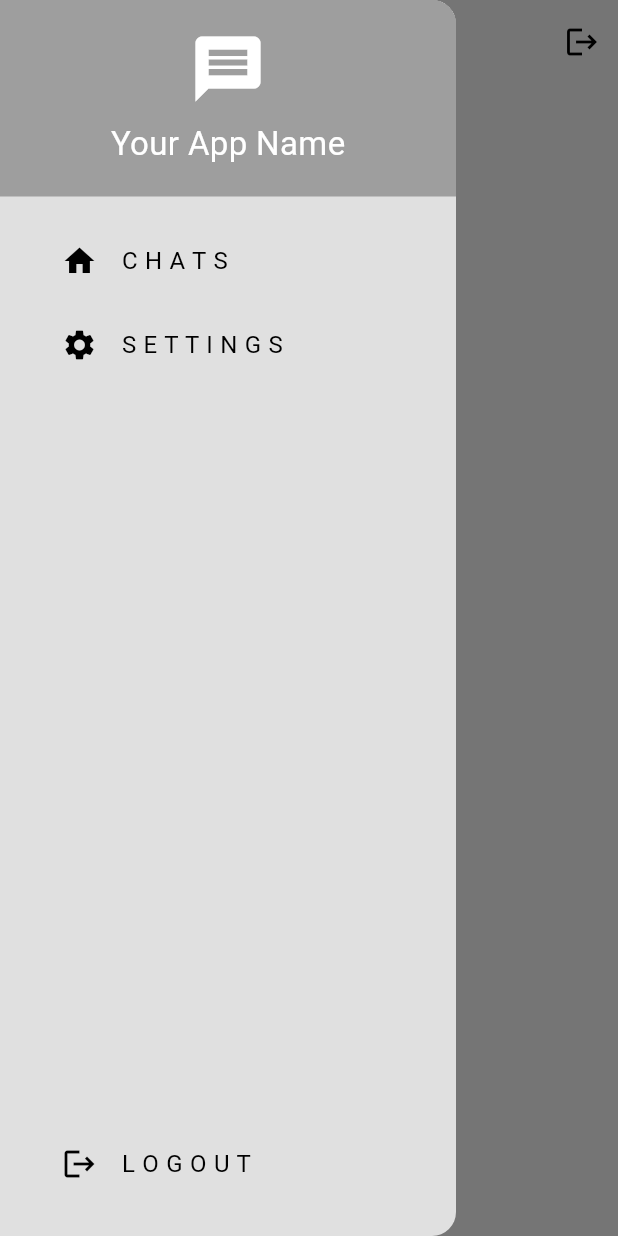
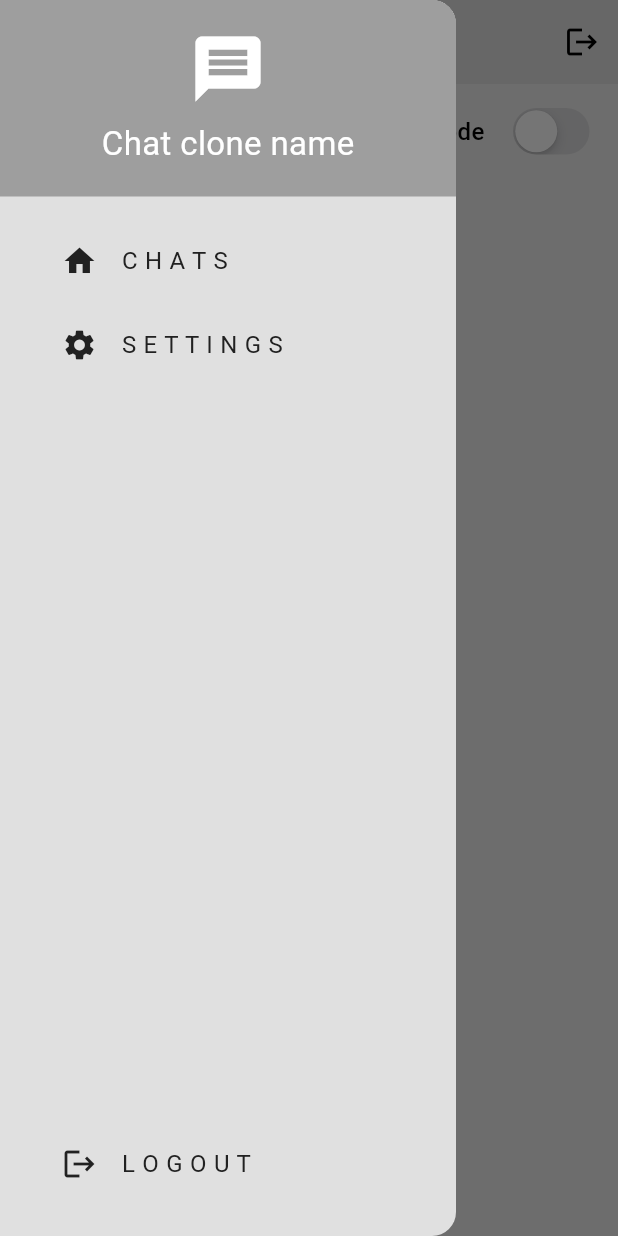
Before and after one commit to Stovakx/chat_app_flutter, a Flutter app: the SettingsPage screen opened directly, with the side drawer open, on a phone screen of 412 x 824 dp. Run offline on Flutter 3.47's test engine with Material 3 defaults, Android fonts, the phone set to English and light mode, and no system bars; our stand-ins replace cloud_firestore, firebase_auth, firebase_core; accounts and stored records are empty; network calls fail.

Commit message:
basic app

```diff
--- a/lib/screens/forgot_password_page.dart
+++ b/lib/screens/forgot_password_page.dart
@@ -37,7 +37,7 @@ class ForgotPasswordPage extends StatelessWidget {
           const SizedBox(
             height: 10,
           ),
-          MyTextfield(hintText: "Your email", obscureText: false, controller: _emailController),
+          MyTextfield(hintText: "Your email", obscureText: false, controller: _emailController, borderRadius: 0,),
                       const SizedBox(height: 30),
             // Tlačítko pro registraci
             MyButton(
--- a/lib/screens/home_page.dart
+++ b/lib/screens/home_page.dart
@@ -65,7 +65,7 @@ class HomePage extends StatelessWidget {
         text: userData["fullName"],
         onTap: () {
           Navigator.push(context,
-              MaterialPageRoute(builder: (context) =>  ChatPage(receiverEmail: userData["email"],receiverID: userData["uid"],)));
+              MaterialPageRoute(builder: (context) =>  ChatPage(receiverEmail: userData["fullName"],receiverID: userData["uid"],)));
         },
       );
     } else {
--- a/lib/screens/login_page.dart
+++ b/lib/screens/login_page.dart
@@ -60,6 +60,7 @@ class LoginPage extends StatelessWidget {
             hintText: "Email",
             obscureText: false,
             controller: _emailController,
+            borderRadius: 0,
           ),
           const SizedBox(
             height: 12,
@@ -69,6 +70,7 @@ class LoginPage extends StatelessWidget {
             hintText: "Password",
             obscureText: true,
             controller: _pwController,
+            borderRadius: 0,
           ),
           const SizedBox(
             height: 3,
--- a/lib/screens/settings_page.dart
+++ b/lib/screens/settings_page.dart
@@ -1,5 +1,7 @@
-
+import 'package:chatapp/themes/theme_provider.dart';
+import 'package:flutter/cupertino.dart';
 import 'package:flutter/material.dart';
+import 'package:provider/provider.dart';
 
 import '../utils/functions.dart';
 import '../widgets/my_drawer.dart';
@@ -13,12 +15,30 @@ class SettingsPage extends StatelessWidget {
       appBar: AppBar(
         centerTitle: true,
         title: const Text("Settings"),
+        backgroundColor: Theme.of(context).colorScheme.background,
         actions: [
           IconButton(
               onPressed: () => logout(context), icon: const Icon(Icons.logout))
         ],
       ),
       drawer: const MyDrawer(),
+      body: Expanded(
+          child: Container(
+            padding: const EdgeInsets.only(right: 15, top: 12),
+            decoration: BoxDecoration(color: Theme.of(context).colorScheme.secondary),
+            child: Column(
+                    children: [
+            Row(
+              mainAxisAlignment: MainAxisAlignment.end,
+              children: [
+                const Text("Dark mode", style: TextStyle(fontSize: 16, fontWeight: FontWeight.w500),),
+                const SizedBox(width: 15,),
+                CupertinoSwitch(value: Provider.of<ThemeProvider>(context, listen: false).isDarkMode, onChanged: (value)=> Provider.of<ThemeProvider>(context, listen: false).toggleTheme())
+              ],
+            )
+                    ],
+                  ),
+          )),
     );
   }
 }
--- a/lib/themes/dark_mode.dart
+++ b/lib/themes/dark_mode.dart
@@ -2,10 +2,10 @@ import 'package:flutter/material.dart';
 //upravit, darkmode se neuploadnul
 ThemeData darkMode = ThemeData(
   colorScheme: ColorScheme.dark(
-    background: Colors.grey.shade300,
-    primary: Colors.grey.shade500,
-    secondary: Colors.grey.shade200,
-    tertiary: Colors.white,
-    inversePrimary: Colors.grey.shade900,
+    background: Colors.grey.shade900,
+    primary: Colors.grey.shade600,
+    secondary: Colors.grey.shade700,
+    tertiary: Colors.grey.shade800,
+    inversePrimary: Colors.grey.shade300,
   )
 );
--- a/lib/widgets/my_drawer.dart
+++ b/lib/widgets/my_drawer.dart
@@ -27,7 +27,7 @@ class MyDrawer extends StatelessWidget {
                   ),
                   const SizedBox(height: 8),
                   Text(
-                    'Your App Name',
+                    'Chat clone name',
                     style: TextStyle(
                       color: Theme.of(context).colorScheme.onPrimary,
                       fontSize: 22,
@@ -47,8 +47,8 @@ class MyDrawer extends StatelessWidget {
                     Padding(
                       padding: const EdgeInsets.only(left: 25.0, top: 15),
                       child: ListTile(
-                        title: const Text("C H A T S"),
-                        leading: const Icon(Icons.home),
+                        title:  Text("C H A T S", style: TextStyle(color: Theme.of(context).colorScheme.inversePrimary),),
+                        leading:  Icon(Icons.home, color: Theme.of(context).colorScheme.inversePrimary,),
                         //funkce hází error (invalid constant)
                         onTap: () {
                           Navigator.pop(context);
@@ -62,8 +62,8 @@ class MyDrawer extends StatelessWidget {
                     Padding(
                       padding: const EdgeInsets.only(left: 25.0),
                       child: ListTile(
-                        title: const Text("S E T T I N G S"),
-                        leading: const Icon(Icons.settings),
+                        title:  Text("S E T T I N G S", style: TextStyle(color: Theme.of(context).colorScheme.inversePrimary),),
+                        leading:  Icon(Icons.settings, color: Theme.of(context).colorScheme.inversePrimary,),
                         onTap: () {
                           Navigator.pop(context);
                           Navigator.push(
@@ -80,8 +80,8 @@ class MyDrawer extends StatelessWidget {
                     Padding(
                       padding: const EdgeInsets.only(left: 25.0, bottom: 20),
                       child: ListTile(
-                        title: const Text("L O G O U T"),
-                        leading: const Icon(Icons.logout),
+                        title:  Text("L O G O U T", style: TextStyle(color: Theme.of(context).colorScheme.inversePrimary),),
+                        leading:  Icon(Icons.logout, color: Theme.of(context).colorScheme.inversePrimary,),
                         onTap: () => logout(context),
                       ),
                     )
--- a/pubspec.yaml
+++ b/pubspec.yaml
@@ -38,6 +38,7 @@ dependencies:
   firebase_auth: ^4.17.4
   cloud_firestore: ^4.15.4
   firebase_core: ^2.25.4
+  provider: ^6.1.1
 
 dev_dependencies:
   flutter_test:
```
Also changed, not shown: lib/main.dart (+5 -4 lines), lib/screens/chat_page.dart (+105 -14 lines), lib/screens/register_page.dart (+6 -1 lines), lib/services/chat/chat_service.dart (+7 -3 lines), lib/widgets/chat_bubble.dart (+24 -8 lines), lib/widgets/my_textfield.dart (+9 -1 lines), pubspec.lock.
